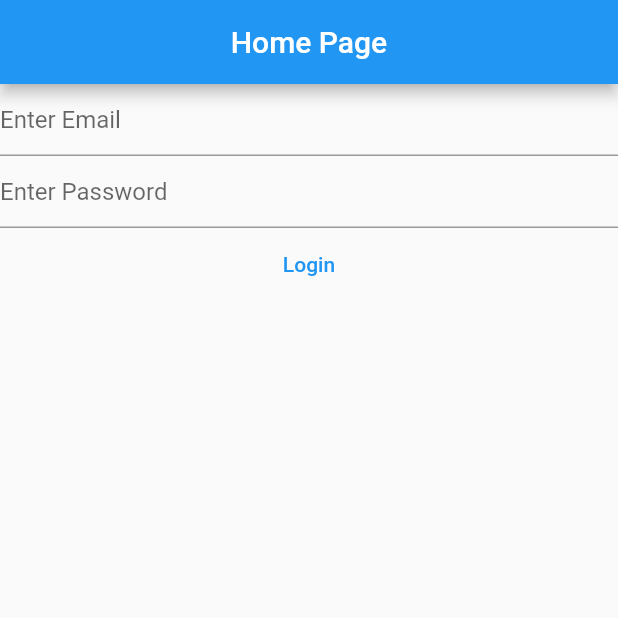
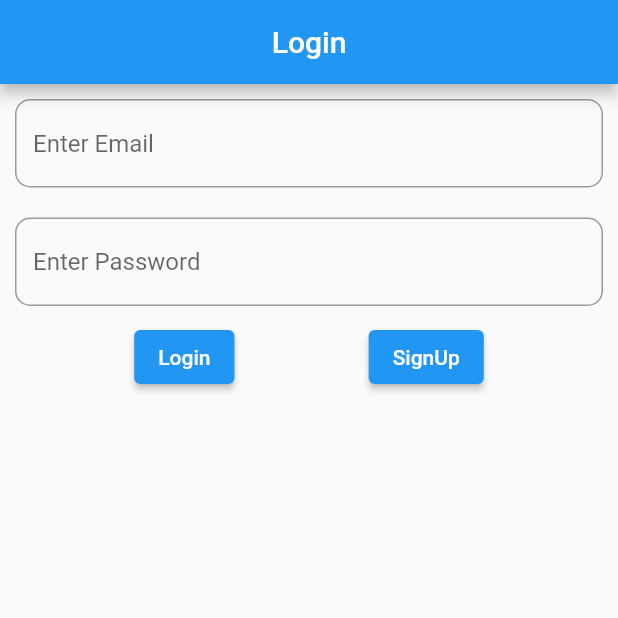
Before and after one commit to Faisal-Ismail65/mynotes, a Flutter app: the screen it shows after launch, on a phone screen of 412 x 824 dp, the top half of it. Run offline on Flutter 3.47's test engine with Material 2 defaults, Android fonts, the phone set to English and light mode, and no system bars; our stand-ins replace firebase_auth, firebase_core; accounts and stored records are empty.

Commit message:
improving all views

```diff
--- a/lib/main.dart
+++ b/lib/main.dart
@@ -1,8 +1,9 @@
-import 'package:firebase_auth/firebase_auth.dart';
 import 'package:firebase_core/firebase_core.dart';
 import 'package:flutter/material.dart';
 import 'package:mynotes/firebase_options.dart';
 import 'package:mynotes/views/login_view.dart';
+import 'package:mynotes/views/register_view.dart';
+import 'package:mynotes/views/verify_email_view.dart';
 
 void main() {
   WidgetsFlutterBinding.ensureInitialized();
@@ -11,6 +12,11 @@ void main() {
       primarySwatch: Colors.blue,
     ),
     home: const HomePage(),
+    routes: {
+      '/login/': (context) => const LoginView(),
+      '/register/': (context) => const RegisterView(),
+      '/verifyemail/': (context) => const VerifyEmailView(),
+    },
   ));
 }
 
@@ -19,12 +25,7 @@ class HomePage extends StatelessWidget {
 
   @override
   Widget build(BuildContext context) {
-    return Scaffold(
-      appBar: AppBar(
-        title: const Text('Home Page'),
-        centerTitle: true,
-      ),
-      body: FutureBuilder(
+    return FutureBuilder(
       future: Firebase.initializeApp(
         options: DefaultFirebaseOptions.currentPlatform,
       ),
@@ -41,34 +42,9 @@ class HomePage extends StatelessWidget {
             // }
             return const LoginView();
           default:
-              return const Text('Loading..');
+            return const CircularProgressIndicator();
         }
       }),
-      ),
     );
   }
 }
-
-class VerifyEmailView extends StatefulWidget {
-  const VerifyEmailView({super.key});
-
-  @override
-  State<VerifyEmailView> createState() => _VerifyEmailViewState();
-}
-
-class _VerifyEmailViewState extends State<VerifyEmailView> {
-  @override
-  Widget build(BuildContext context) {
-    return Column(
-      children: [
-        const Text('Verify Your Email'),
-        TextButton(
-            onPressed: () async {
-              final user = FirebaseAuth.instance.currentUser;
-              await user?.sendEmailVerification();
-            },
-            child: const Text('Send Verification Email')),
-      ],
-    );
-  }
-}
--- a/lib/views/login_view.dart
+++ b/lib/views/login_view.dart
@@ -28,25 +28,47 @@ class _LoginViewState extends State<LoginView> {
 
   @override
   Widget build(BuildContext context) {
-    return Column(
+    return Scaffold(
+      appBar: AppBar(
+        title: const Text('Login'),
+        centerTitle: true,
+      ),
+      body: Column(
         children: [
-        TextField(
+          Padding(
+            padding: const EdgeInsets.all(10.0),
+            child: TextField(
               enableSuggestions: false,
               autocorrect: false,
               keyboardType: TextInputType.emailAddress,
               controller: _email,
-          decoration: const InputDecoration(
+              decoration: InputDecoration(
                 hintText: 'Enter Email',
+                border: OutlineInputBorder(
+                  borderRadius: BorderRadius.circular(10),
                 ),
               ),
-        TextField(
+            ),
+          ),
+          Padding(
+            padding: const EdgeInsets.all(10.0),
+            child: TextField(
               obscureText: true,
               enableSuggestions: false,
               autocorrect: false,
               controller: _password,
-          decoration: const InputDecoration(hintText: 'Enter Password'),
+              decoration: InputDecoration(
+                hintText: 'Enter Password',
+                border: OutlineInputBorder(
+                  borderRadius: BorderRadius.circular(10),
                 ),
-        TextButton(
+              ),
+            ),
+          ),
+          Row(
+            mainAxisAlignment: MainAxisAlignment.spaceEvenly,
+            children: [
+              ElevatedButton(
                   onPressed: (() async {
                     final email = _email.text;
                     final password = _password.text;
@@ -64,7 +86,16 @@ class _LoginViewState extends State<LoginView> {
                     }
                   }),
                   child: const Text('Login')),
+              ElevatedButton(
+                  onPressed: () {
+                    Navigator.of(context).pushNamedAndRemoveUntil(
+                        '/register/', (route) => false);
+                  },
+                  child: const Text('SignUp'))
             ],
+          ),
+        ],
+      ),
     );
   }
 }
```
Also changed, not shown: lib/views/register_view.dart (+39 -7 lines), lib/views/verify_email_view.dart (added, +32 -0 lines). Lines whose indentation alone changed are shown as unchanged.
